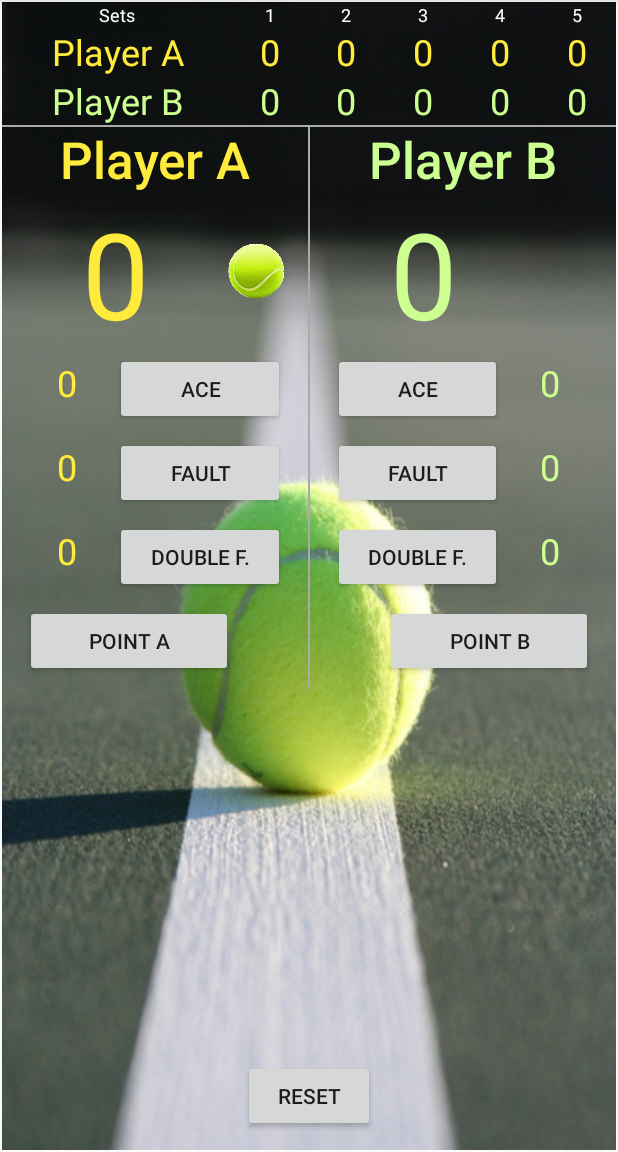
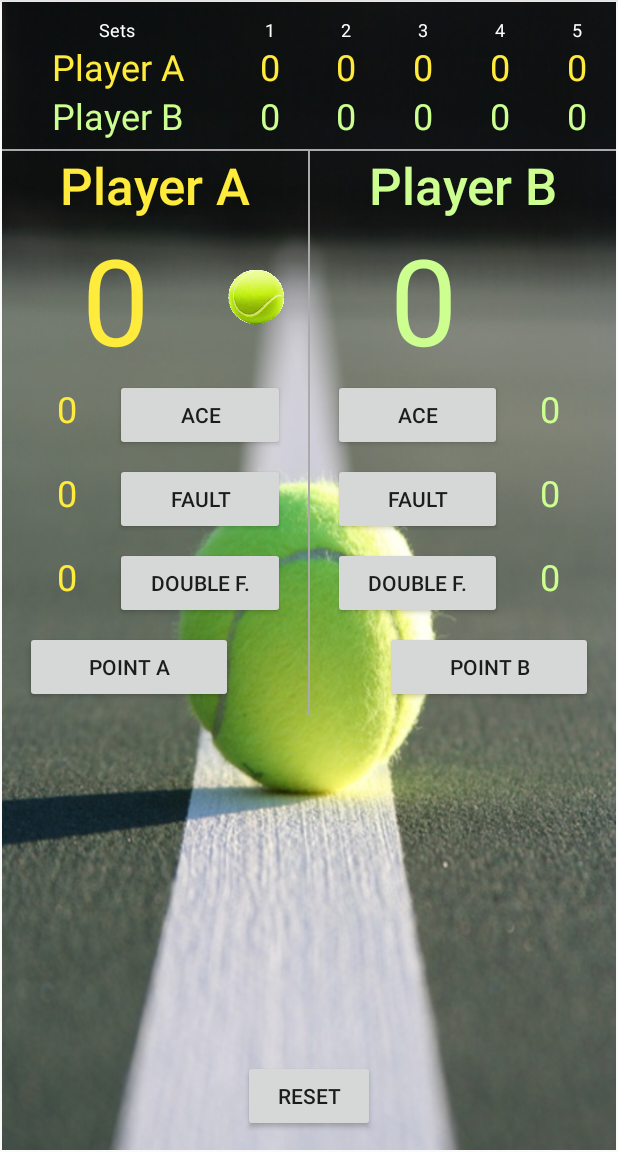
Before and after one commit to cnelutescu/TennisScoreKeeper, an Android app: the screen it shows after launch (MainActivity), on a phone screen of 412 x 824 dp, the part 84-1236 px from its top. Run offline under Robolectric (Android 15) with nearby library versions, the phone set to English and light mode, and no system bars.

```diff
--- a/app/src/main/res/layout/activity_main.xml
+++ b/app/src/main/res/layout/activity_main.xml
@@ -25,6 +25,7 @@
         android:id="@+id/sets"
         android:layout_width="match_parent"
         android:layout_height="wrap_content"
+        android:layout_marginTop="10dp"
         android:orientation="horizontal">
         <TextView
             android:layout_width="0dp"
@@ -143,6 +144,7 @@
         android:layout_width="match_parent"
         android:layout_height="wrap_content"
         android:layout_below="@id/setsPlayerA"
+        android:layout_marginBottom="6dp"
         android:orientation="horizontal">
         <TextView
             android:id="@+id/setsPlayerB_0"
@@ -201,6 +203,7 @@
     </LinearLayout>
 
     <View
+        android:id="@+id/horizontal_line"
         android:layout_width="match_parent"
         android:layout_height="1dp"
         android:layout_below="@id/setsPlayerB"
@@ -209,7 +212,7 @@
     <LinearLayout
         android:layout_width="match_parent"
         android:layout_height="wrap_content"
-        android:layout_below="@id/setsPlayerB"
+        android:layout_below="@id/horizontal_line"
         android:orientation="horizontal">
         <LinearLayout
             android:layout_width="0dp"
@@ -460,6 +463,7 @@
                 android:onClick="setPointPlayerB"
                 android:text="Point B" />
         </LinearLayout>
+
     </LinearLayout>
 
     <Button
--- a/build.gradle
+++ b/build.gradle
@@ -7,7 +7,7 @@ buildscript {
         jcenter()
     }
     dependencies {
-        classpath 'com.android.tools.build:gradle:3.0.0'
+        classpath 'com.android.tools.build:gradle:3.0.1'
 
 
         // NOTE: Do not place your application dependencies here; they belong
```
Also changed, not shown: app/src/main/AndroidManifest.xml (+6 -1 lines).
